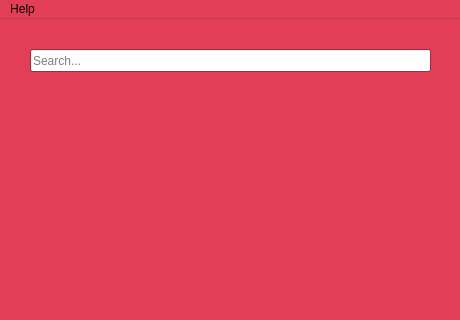
Above: mainWindow.ui from vv020633/WeebGuidance before the change; both pictures show x 0 to 460 and y 0 to 320 of the 460 by 600 pixel window. Below: the same form after it.
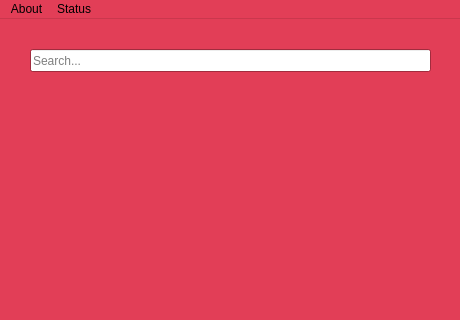
That is the form after the change.

Commit message: Addition of random.ui + UI changes to other menus + begin creating funtionality of random selection menu

Diff of the .ui file:
```diff
--- a/mainWindow.ui
+++ b/mainWindow.ui
@@ -361,11 +361,18 @@
    </property>
    <widget class="QMenu" name="menuHelp">
     <property name="title">
-     <string>Help</string>
+     <string>About</string>
     </property>
     <addaction name="actionAbout"/>
    </widget>
+   <widget class="QMenu" name="menuStatus">
+    <property name="title">
+     <string>Status</string>
+    </property>
+    <addaction name="actionCheck_API_Connectivity"/>
+   </widget>
    <addaction name="menuHelp"/>
+   <addaction name="menuStatus"/>
   </widget>
   <widget class="QStatusBar" name="statusbar"/>
   <action name="actionAbout">
```
Left out of the diff: 7 changed lines with no effect on the pictures. The commit also changes 3 other files.
